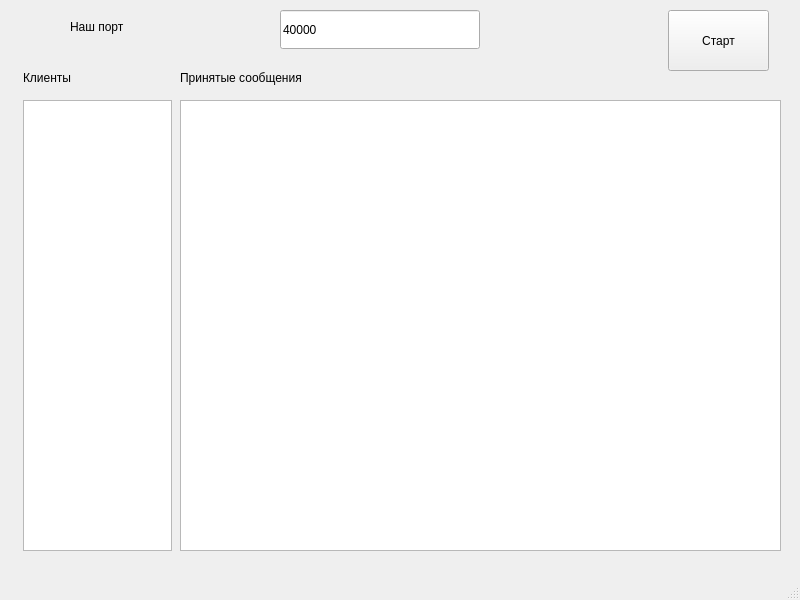
The window that TcpServer/mainwindow.ui (petrushovivan/TcpChat) describes before a commit, drawn with Qt 5.
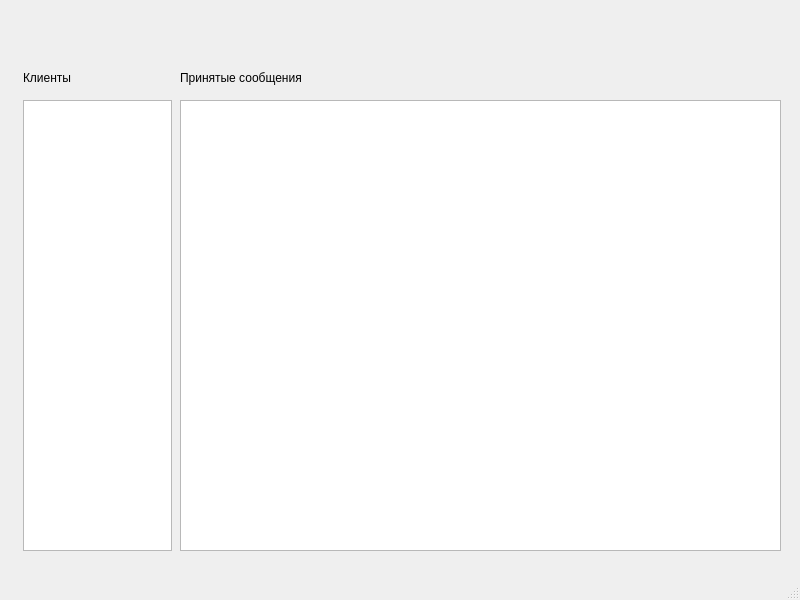
The same window after the commit.

```diff
--- a/TcpServer/mainwindow.ui
+++ b/TcpServer/mainwindow.ui
@@ -42,51 +42,6 @@
      <string>Клиенты</string>
     </property>
    </widget>
-   <widget class="QPushButton" name="startButton">
-    <property name="geometry">
-     <rect>
-      <x>668</x>
-      <y>10</y>
-      <width>101</width>
-      <height>61</height>
-     </rect>
-    </property>
-    <property name="text">
-     <string>Старт</string>
-    </property>
-   </widget>
-   <widget class="QLabel" name="label">
-    <property name="geometry">
-     <rect>
-      <x>70</x>
-      <y>10</y>
-      <width>119</width>
-      <height>33</height>
-     </rect>
-    </property>
-    <property name="text">
-     <string>Наш порт</string>
-    </property>
-   </widget>
-   <widget class="QLineEdit" name="listenPortEdit">
-    <property name="geometry">
-     <rect>
-      <x>280</x>
-      <y>10</y>
-      <width>200</width>
-      <height>39</height>
-     </rect>
-    </property>
-    <property name="maximumSize">
-     <size>
-      <width>200</width>
-      <height>16777215</height>
-     </size>
-    </property>
-    <property name="text">
-     <string>40000</string>
-    </property>
-   </widget>
    <widget class="QLabel" name="label_3">
     <property name="geometry">
      <rect>
```
